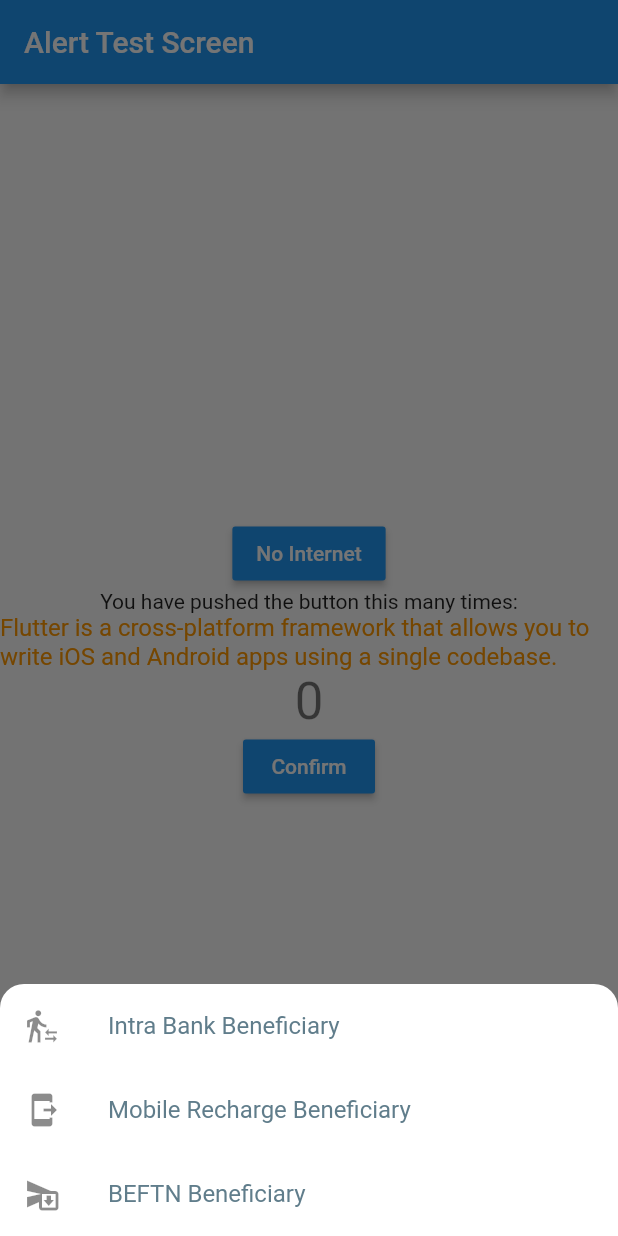
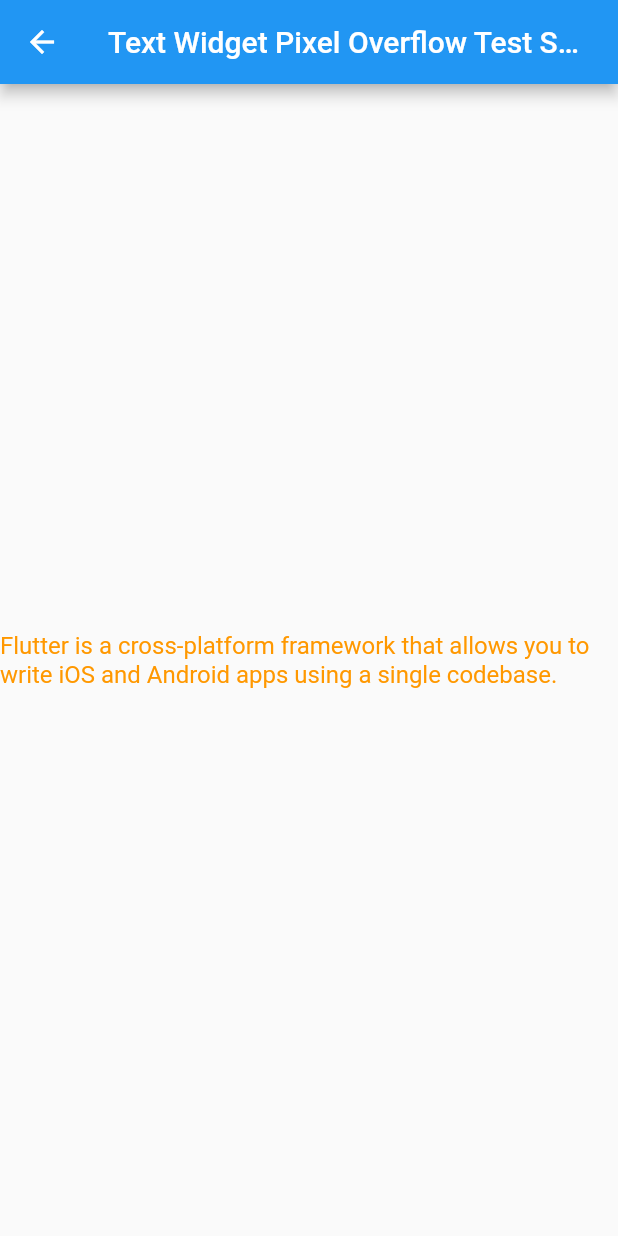
Before and after one commit to mnisiddique/fun_with_bloc, a Flutter app: the screen it shows after launch, after a tap on "Confirm", on a phone screen of 412 x 824 dp. Run offline on Flutter 3.47's test engine with Material 2 defaults, Android fonts, the phone set to English and light mode, and no system bars; our stand-ins replace flutter_bloc, get_it.

Commit message:
adds overflow screen

```diff
--- a/lib/app/dependency/screen_builder_dep.dart.dart
+++ b/lib/app/dependency/screen_builder_dep.dart.dart
@@ -1,6 +1,7 @@
 import 'package:fun_with_bloc/app/navigation/index.dart';
 import 'package:fun_with_bloc/app/navigation/route_names.dart';
 import 'package:fun_with_bloc/screens/export_scr.dart';
+import 'package:fun_with_bloc/screens/text_overflow_screen/text_overflow_screen.dart';
 import 'package:get_it/get_it.dart';
 
 class ScreenBuilderDep {
@@ -11,5 +12,9 @@ class ScreenBuilderDep {
       () => LandingScreen(),
       instanceName: RouteNames.klandingRoute,
     );
+    sl.registerFactory<Screen>(
+      () => TextWidgetPixelOverflowScreen(),
+      instanceName: RouteNames.kTextWidgetPixelOverflowRoute,
+    );
   }
 }
--- a/lib/app/res/label_res/appbar_label_res.dart
+++ b/lib/app/res/label_res/appbar_label_res.dart
@@ -2,4 +2,6 @@ class AppBarLabelRes {
   AppBarLabelRes._init();
 
   static const kLandingScreenTitle = "Alert Test Screen";
+  static const kTextWidgetPixelOverflowScreenTitle =
+      "Text Widget Pixel Overflow Test Screen";
 }
--- a/lib/screens/landing_screen/landing_screen_content.dart
+++ b/lib/screens/landing_screen/landing_screen_content.dart
@@ -1,6 +1,7 @@
 import 'package:flutter/material.dart';
 import 'package:fun_with_bloc/app/dialog/alert_service.dart';
 import 'package:fun_with_bloc/app/dialog/bottomsheet_service.dart';
+import 'package:fun_with_bloc/app/navigation/route_names.dart';
 import 'package:fun_with_bloc/commons/dialog/alert/no_internet_alert.dart';
 import 'package:fun_with_bloc/commons/dialog/alert/willpopscope_alert.dart';
 import 'package:fun_with_bloc/commons/dialog/bottomsheet/beneficiary/beneficiary_picker.dart';
@@ -57,13 +58,6 @@ class _LandingScreenContentState extends State<LandingScreenContent> {
               const Text(
                 'You have pushed the button this many times:',
               ),
-              const Text(
-                'Flutter is a cross-platform framework that allows you to write iOS and Android apps using a single codebase.',
-                style: TextStyle(
-                  color: Colors.orange,
-                  fontSize: 16.0,
-                ),
-              ),
               Text(
                 '$_counter',
                 style: Theme.of(context).textTheme.headline4,
@@ -72,12 +66,16 @@ class _LandingScreenContentState extends State<LandingScreenContent> {
                 color: Colors.blue,
                 textColor: Colors.white,
                 onPressed: () async {
-                  final type =
-                      await bottomSheetService.showBottomSheet<BeneficiaryType>(
-                          context, BeneficiaryPickerBottomSheet());
-                  setState(() {
-                    _beneType = type;
-                  });
+                  // final type =
+                  //     await bottomSheetService.showBottomSheet<BeneficiaryType>(
+                  //         context, BeneficiaryPickerBottomSheet());
+                  // setState(() {
+                  //   _beneType = type;
+                  // });
+                  Navigator.pushNamed(
+                    context,
+                    RouteNames.kTextWidgetPixelOverflowRoute,
+                  );
                 },
                 child: const Text("Confirm"),
               )
--- /dev/null
+++ b/lib/screens/text_overflow_screen/text_overflow_screen.dart
@@ -0,0 +1,13 @@
+import 'package:flutter/material.dart';
+import 'package:fun_with_bloc/app/navigation/screen.dart';
+import 'package:fun_with_bloc/app/res/label_res/index.dart';
+import 'package:fun_with_bloc/screens/text_overflow_screen/text_overflow_screen_content.dart';
+
+class TextWidgetPixelOverflowScreen extends PlainScreen {
+  @override
+  Widget build(RouteSettings settings) {
+    return const TextWidgetPixelOverflowScreenContent(
+      title: AppBarLabelRes.kTextWidgetPixelOverflowScreenTitle,
+    );
+  }
+}
--- /dev/null
+++ b/lib/screens/text_overflow_screen/text_overflow_screen_content.dart
@@ -0,0 +1,18 @@
+import 'package:flutter/material.dart';
+import 'package:fun_with_bloc/screens/text_overflow_screen/widget/text_overflow_screen_body.dart';
+
+class TextWidgetPixelOverflowScreenContent extends StatelessWidget {
+  final String title;
+
+  const TextWidgetPixelOverflowScreenContent({Key? key, required this.title})
+      : super(key: key);
+  @override
+  Widget build(BuildContext context) {
+    return Scaffold(
+      appBar: AppBar(
+        title: Text(title),
+      ),
+      body: const TextOverflowScreenBody(),
+    );
+  }
+}
--- /dev/null
+++ b/lib/screens/text_overflow_screen/widget/text_overflow_screen_body.dart
@@ -0,0 +1,21 @@
+import 'package:flutter/material.dart';
+
+class TextOverflowScreenBody extends StatelessWidget {
+  const TextOverflowScreenBody({Key? key}) : super(key: key);
+
+  @override
+  Widget build(BuildContext context) {
+    return Column(
+      mainAxisAlignment: MainAxisAlignment.center,
+      children: const [
+        Text(
+          'Flutter is a cross-platform framework that allows you to write iOS and Android apps using a single codebase.',
+          style: TextStyle(
+            color: Colors.orange,
+            fontSize: 16.0,
+          ),
+        ),
+      ],
+    );
+  }
+}
```
